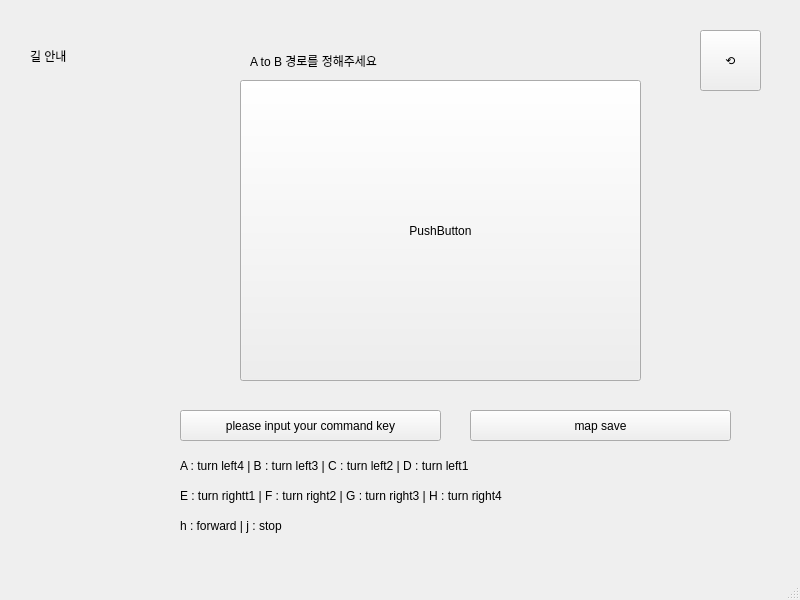
The window that ui/Nav.ui (AWS-iOT-Team/paho.mqtt_py_demo_team) describes before a commit, drawn with Qt 5.
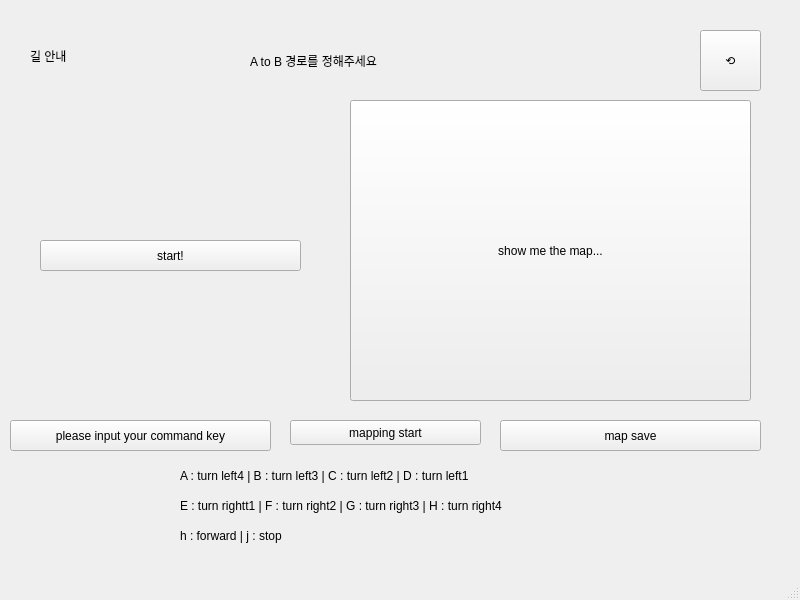
The same window after the commit. Icons and pictures are not drawn.

What changed in the file:
```diff
--- a/ui/Nav.ui
+++ b/ui/Nav.ui
@@ -62,11 +62,11 @@
      <string>⟲</string>
     </property>
    </widget>
-   <widget class="QPushButton" name="Nav_Action_Btn">
+   <widget class="QPushButton" name="Show_Map_Btn">
     <property name="geometry">
      <rect>
-      <x>240</x>
-      <y>80</y>
+      <x>350</x>
+      <y>100</y>
       <width>401</width>
       <height>301</height>
      </rect>
@@ -75,14 +75,14 @@
      <string notr="true">image: url(:/home/nvidia/paho_mqtt_py_demo/img/map.png);</string>
     </property>
     <property name="text">
-     <string>PushButton</string>
+     <string>show me the map...</string>
     </property>
    </widget>
    <widget class="QLabel" name="label_3">
     <property name="geometry">
      <rect>
       <x>180</x>
-      <y>450</y>
+      <y>460</y>
       <width>441</width>
       <height>31</height>
      </rect>
@@ -95,7 +95,7 @@
     <property name="geometry">
      <rect>
       <x>180</x>
-      <y>480</y>
+      <y>490</y>
       <width>481</width>
       <height>31</height>
      </rect>
@@ -108,7 +108,7 @@
     <property name="geometry">
      <rect>
       <x>180</x>
-      <y>510</y>
+      <y>520</y>
       <width>441</width>
       <height>31</height>
      </rect>
@@ -120,8 +120,8 @@
    <widget class="QPushButton" name="Command_Start_Btn">
     <property name="geometry">
      <rect>
-      <x>180</x>
-      <y>410</y>
+      <x>10</x>
+      <y>420</y>
       <width>261</width>
       <height>31</height>
      </rect>
@@ -133,8 +133,8 @@
    <widget class="QPushButton" name="Map_Save_Btn">
     <property name="geometry">
      <rect>
-      <x>470</x>
-      <y>410</y>
+      <x>500</x>
+      <y>420</y>
       <width>261</width>
       <height>31</height>
      </rect>
@@ -143,6 +143,32 @@
      <string>map save</string>
     </property>
    </widget>
+   <widget class="QPushButton" name="Mapping_Start_Btn">
+    <property name="geometry">
+     <rect>
+      <x>290</x>
+      <y>420</y>
+      <width>191</width>
+      <height>25</height>
+     </rect>
+    </property>
+    <property name="text">
+     <string>mapping start</string>
+    </property>
+   </widget>
+   <widget class="QPushButton" name="Nav_Action_Btn">
+    <property name="geometry">
+     <rect>
+      <x>40</x>
+      <y>240</y>
+      <width>261</width>
+      <height>31</height>
+     </rect>
+    </property>
+    <property name="text">
+     <string>start!</string>
+    </property>
+   </widget>
   </widget>
   <widget class="QMenuBar" name="menubar">
    <property name="geometry">
```
